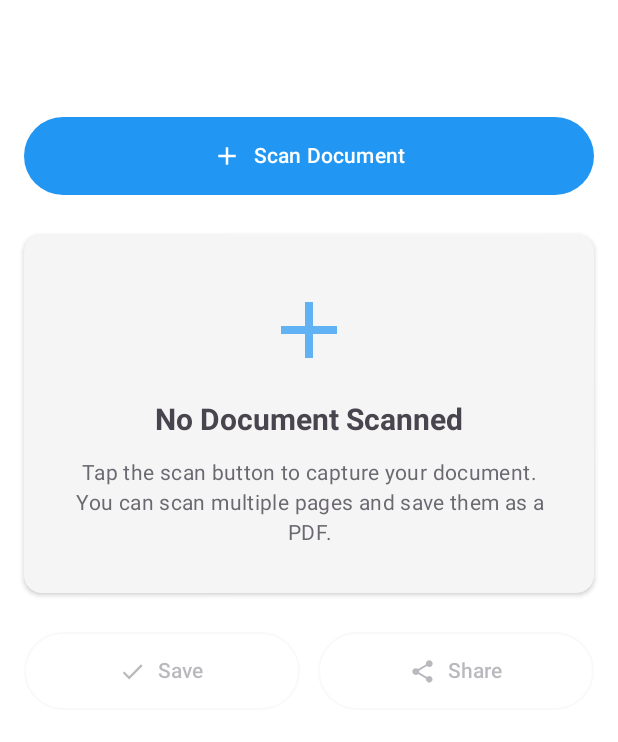
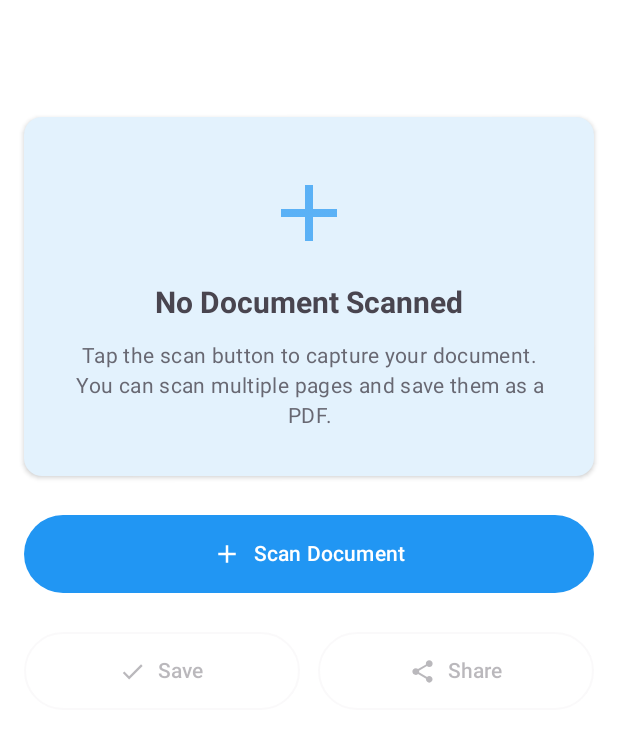
Before and after one commit to davidHarush/ScannerApp, an Android app built with Jetpack Compose: the screen it shows after launch (MainActivity), on a phone screen of 412 x 824 dp, the part 96-838 px from its top. Run offline under Robolectric (Android 15) with nearby library versions, the phone set to English and light mode, and no system bars; libraries missing offline, so code that uses them is left out: com.google.mlkit.vision.

Commit message:
UI improvements: Enhanced EmptyState component and scanner screen layout

```diff
--- a/app/src/main/java/com/david/scanner/MainActivity.kt
+++ b/app/src/main/java/com/david/scanner/MainActivity.kt
@@ -61,7 +61,7 @@ class MainActivity : ComponentActivity() {
                 val pages = scanResult?.pages
                 val message = when {
                     scanResult?.pdf != null -> "PDF document scanned successfully! ✓"
-                    pages != null && pages.isNotEmpty() -> "${pages.size} page${if (pages.size > 1) "s" else ""} scanned successfully! ✓"
+                    !pages.isNullOrEmpty() -> "${pages.size} page${if (pages.size > 1) "s" else ""} scanned successfully! ✓"
                     else -> "Scan cancelled"
                 }
 
@@ -145,7 +145,7 @@ class MainActivity : ComponentActivity() {
                 }
 
                 showEnhancedToast(
-                    if (success) "📄 Document '${viewModel.fileNameInput}' saved successfully to Downloads!"
+                    if (success) "📄 Document '${viewModel.fileNameInput}' saved to Downloads!"
                     else "❌ Failed to save document",
                     isSuccess = success
                 )
--- a/app/src/main/java/com/david/scanner/ui/components/ActionButtons.kt
+++ b/app/src/main/java/com/david/scanner/ui/components/ActionButtons.kt
@@ -54,11 +54,11 @@ fun ActionButtons(
 fun ScanButton(
     onClick: () -> Unit,
     isLoading: Boolean = false,
-    modifier: Modifier = Modifier
+    scanNew : Boolean = false,
 ) {
     Button(
         onClick = onClick,
-        modifier = modifier.fillMaxWidth(),
+        modifier = Modifier.fillMaxWidth(),
         enabled = !isLoading,
         contentPadding = PaddingValues(16.dp)
     ) {
@@ -77,7 +77,11 @@ fun ScanButton(
                 modifier = Modifier.size(20.dp)
             )
             Spacer(modifier = Modifier.width(8.dp))
-            Text("Scan Document")
+            if (scanNew) {
+                Text("Scan New Document")
+            } else {
+                Text("Scan Document")
+            }
         }
     }
 }
--- a/app/src/main/java/com/david/scanner/ui/components/EmptyState.kt
+++ b/app/src/main/java/com/david/scanner/ui/components/EmptyState.kt
@@ -27,7 +27,7 @@ fun EmptyState(
         modifier = modifier.fillMaxWidth(),
         elevation = CardDefaults.cardElevation(defaultElevation = 2.dp),
         colors = CardDefaults.cardColors(
-            containerColor = MaterialTheme.colorScheme.surfaceVariant
+            containerColor = MaterialTheme.colorScheme.primaryContainer,
         )
     ) {
         Column(
--- a/app/src/main/java/com/david/scanner/ui/screens/ScannerScreen.kt
+++ b/app/src/main/java/com/david/scanner/ui/screens/ScannerScreen.kt
@@ -42,7 +42,6 @@ fun ScannerScreen(
     onSaveClick: () -> Unit,
     onShareClick: () -> Unit,
     viewModel: ScannerViewModel = viewModel(),
-    modifier: Modifier = Modifier
 ) {
     val scrollState = rememberScrollState()
     var snackbarMessage by remember { mutableStateOf<String?>(null) }
@@ -81,11 +80,7 @@ fun ScannerScreen(
                 if (viewModel.previewImageUri == null) {
                     Spacer(modifier = Modifier.height(40.dp))
                 }
-                // Scan button
-                ScanButton(
-                    onClick = onScanClick,
-                    isLoading = viewModel.isLoading
-                )
+
 
                 // Document preview or empty state
                 if (viewModel.previewImageUri != null) {
@@ -110,7 +105,12 @@ fun ScannerScreen(
                         onFileNameChange = viewModel::updateFileName
                     )
                 }
-
+                // Scan button
+                ScanButton(
+                    onClick = onScanClick,
+                    isLoading = viewModel.isLoading,
+                    viewModel.previewImageUri != null
+                )
                 // Action buttons (Save & Share)
                 ActionButtons(
                     isEnabled = viewModel.scannedPages.isNotEmpty() && !viewModel.isLoading,
```
